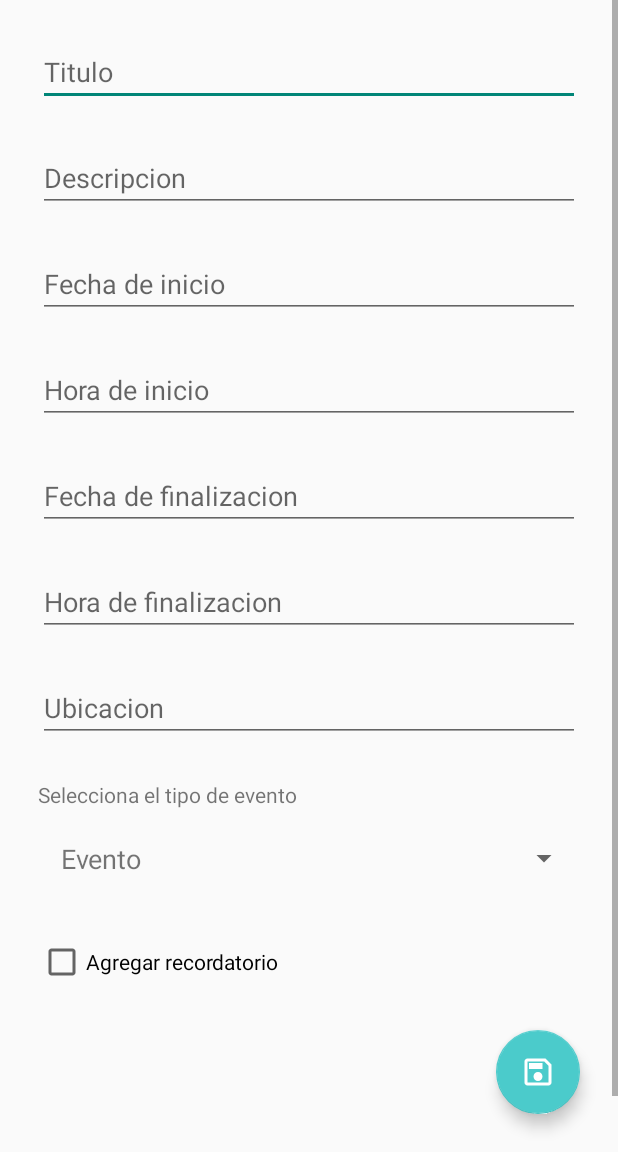
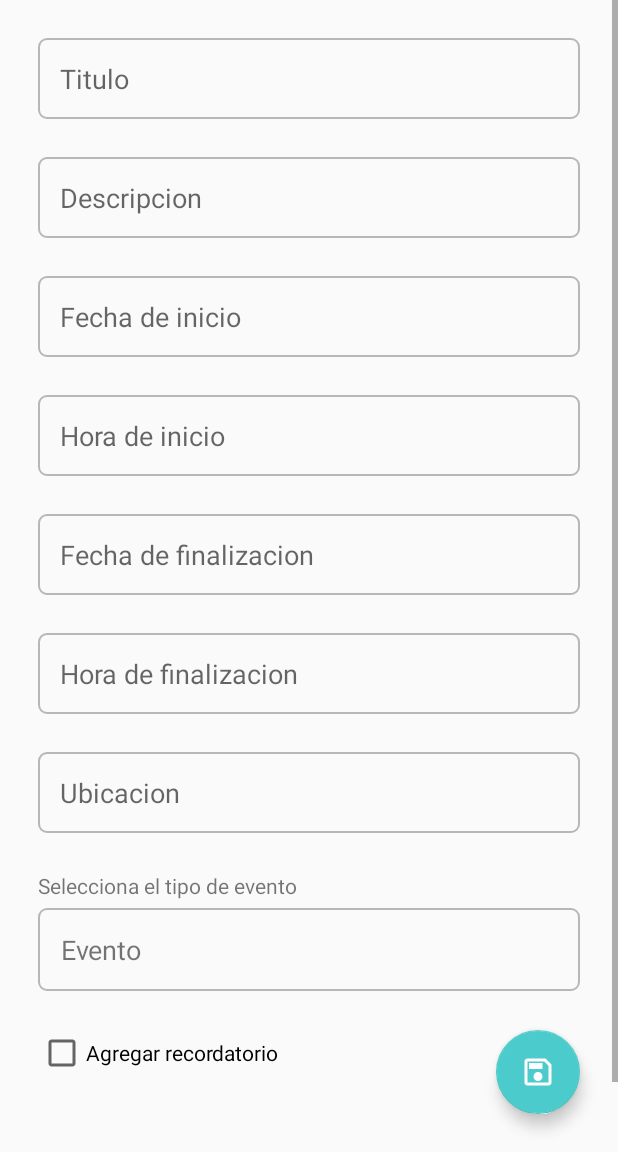
Before and after one commit to LordSinSentido/agendapp, an Android app: the AgregarEventosActivity screen opened directly, with no data from a screen before it, on a phone screen of 412 x 824 dp, the part 84-1236 px from its top. Run offline under Robolectric (Android 15) with nearby library versions, the phone set to English and light mode, and no system bars.

Commit message:
Se implementaron las vistas de las entradas y spinners

```diff
--- a/app/src/main/res/layout/activity_agregar_eventos.xml
+++ b/app/src/main/res/layout/activity_agregar_eventos.xml
@@ -22,10 +22,11 @@
                 android:layout_marginStart="25dp"
                 android:layout_marginTop="25dp"
                 android:layout_marginEnd="25dp"
+                android:background="@drawable/item_entrada"
                 android:ems="10"
                 android:hint="@string/agregareventoTitulo"
-                android:inputType="textPersonName"
-                android:importantForAutofill="no" />
+                android:importantForAutofill="no"
+                android:inputType="textPersonName" />
 
             <EditText
                 android:id="@+id/agregareventoEntradaDescripcion"
@@ -34,11 +35,12 @@
                 android:layout_marginStart="25dp"
                 android:layout_marginTop="25dp"
                 android:layout_marginEnd="25dp"
+                android:background="@drawable/item_entrada"
                 android:ems="10"
                 android:gravity="start|top"
                 android:hint="@string/agregareventoDescripcion"
-                android:inputType="textMultiLine"
-                android:importantForAutofill="no" />
+                android:importantForAutofill="no"
+                android:inputType="textMultiLine" />
 
             <EditText
                 android:id="@+id/agregareventoEntradaFechaDeInicio"
@@ -47,10 +49,11 @@
                 android:layout_marginStart="25dp"
                 android:layout_marginTop="25dp"
                 android:layout_marginEnd="25dp"
+                android:background="@drawable/item_entrada"
                 android:ems="10"
                 android:hint="@string/agregareventoFechaDeInicio"
-                android:inputType="date"
-                android:importantForAutofill="no" />
+                android:importantForAutofill="no"
+                android:inputType="date" />
 
             <EditText
                 android:id="@+id/agregareventoEntradaHoraDeInicio"
@@ -59,10 +62,11 @@
                 android:layout_marginStart="25dp"
                 android:layout_marginTop="25dp"
                 android:layout_marginEnd="25dp"
+                android:background="@drawable/item_entrada"
                 android:ems="10"
                 android:hint="@string/agregareventoHoraDeInicio"
-                android:inputType="time"
-                android:importantForAutofill="no" />
+                android:importantForAutofill="no"
+                android:inputType="time" />
 
             <EditText
                 android:id="@+id/agregareventoEntradaFechaDeFin"
@@ -71,10 +75,11 @@
                 android:layout_marginStart="25dp"
                 android:layout_marginTop="25dp"
                 android:layout_marginEnd="25dp"
+                android:background="@drawable/item_entrada"
                 android:ems="10"
                 android:hint="@string/agregareventoFechaDeFin"
-                android:inputType="date"
-                android:importantForAutofill="no" />
+                android:importantForAutofill="no"
+                android:inputType="date" />
 
             <EditText
                 android:id="@+id/agregareventoEntradaHoraDeFin"
@@ -83,10 +88,11 @@
                 android:layout_marginStart="25dp"
                 android:layout_marginTop="25dp"
                 android:layout_marginEnd="25dp"
+                android:background="@drawable/item_entrada"
                 android:ems="10"
                 android:hint="@string/agregareventoHoraDeFin"
-                android:inputType="time"
-                android:importantForAutofill="no" />
+                android:importantForAutofill="no"
+                android:inputType="time" />
 
             <EditText
                 android:id="@+id/agregareventoEntradaUbicacion"
@@ -95,10 +101,11 @@
                 android:layout_marginStart="25dp"
                 android:layout_marginTop="25dp"
                 android:layout_marginEnd="25dp"
+                android:background="@drawable/item_entrada"
                 android:ems="10"
                 android:hint="@string/agregareventoUbicacion"
-                android:inputType="textPersonName"
-                android:importantForAutofill="no" />
+                android:importantForAutofill="no"
+                android:inputType="textPersonName" />
 
             <TextView
                 android:id="@+id/agregareventoTextoTipo"
@@ -115,7 +122,8 @@
                 android:layout_height="wrap_content"
                 android:layout_marginStart="25dp"
                 android:layout_marginTop="5dp"
-                android:layout_marginEnd="25dp" />
+                android:layout_marginEnd="25dp"
+                android:background="@drawable/item_spinner" />
 
             <CheckBox
                 android:id="@+id/agregareventoCheckRecordatorio"
@@ -133,13 +141,14 @@
                 android:layout_marginStart="25dp"
                 android:layout_marginTop="5dp"
                 android:layout_marginEnd="25dp"
+                android:background="@drawable/item_spinner"
                 android:visibility="gone"
                 tools:visibility="visible" />
 
             <androidx.constraintlayout.utils.widget.MockView
                 android:id="@+id/mockView"
                 android:layout_width="match_parent"
-                android:layout_height="150dp"
+                android:layout_height="100dp"
                 android:visibility="invisible" />
 
         </LinearLayout>
```
Also changed, not shown: app/src/main/res/layout/activity_agregar_tareas.xml (+15 -9 lines).
